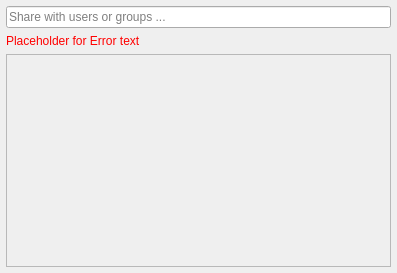
This is src/gui/shareusergroupwidget.ui in nextcloud/desktop as Qt 5 draws it before an edit. The edited form follows.
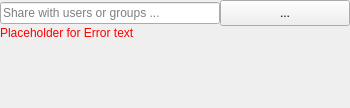
This is the edited form.

Commit message:
Changes size, size policy, content and margins of the share dialog and its widgets.
- Adds select with permissions to share dialog on the user/group search.
- Changes order of widgets, removes excess of text and do not display empty widgets.
- Share user/group widget: replaces combo box for tool button with permissions.
- Using Fixed as size policy it gives a much smoother user experience
when windows size dinamically changes.

What changed in the file:
```diff
--- a/src/gui/shareusergroupwidget.ui
+++ b/src/gui/shareusergroupwidget.ui
@@ -6,48 +6,148 @@
    <rect>
     <x>0</x>
     <y>0</y>
-    <width>397</width>
-    <height>273</height>
+    <width>350</width>
+    <height>120</height>
    </rect>
   </property>
+  <property name="sizePolicy">
+   <sizepolicy hsizetype="Fixed" vsizetype="Minimum">
+    <horstretch>0</horstretch>
+    <verstretch>0</verstretch>
+   </sizepolicy>
+  </property>
+  <property name="minimumSize">
+   <size>
+    <width>350</width>
+    <height>120</height>
+   </size>
+  </property>
+  <property name="maximumSize">
+   <size>
+    <width>350</width>
+    <height>16777215</height>
+   </size>
+  </property>
   <property name="windowTitle">
    <string>Share NewDocument.odt</string>
   </property>
-  <layout class="QVBoxLayout" name="verticalLayout">
+  <layout class="QVBoxLayout" name="verticalLayout" stretch="0,0,0">
    <property name="spacing">
-    <number>6</number>
+    <number>0</number>
+   </property>
+   <property name="sizeConstraint">
+    <enum>QLayout::SetFixedSize</enum>
    </property>
    <property name="leftMargin">
-    <number>6</number>
+    <number>0</number>
    </property>
    <property name="topMargin">
-    <number>6</number>
+    <number>0</number>
    </property>
    <property name="rightMargin">
-    <number>6</number>
+    <number>0</number>
    </property>
    <property name="bottomMargin">
-    <number>6</number>
+    <number>0</number>
    </property>
    <item>
-    <layout class="QHBoxLayout" name="shareeHorizontalLayout">
+    <layout class="QHBoxLayout" name="shareeHorizontalLayout" stretch="0,0">
      <property name="spacing">
       <number>0</number>
      </property>
      <property name="sizeConstraint">
-      <enum>QLayout::SetMaximumSize</enum>
+      <enum>QLayout::SetFixedSize</enum>
+     </property>
+     <property name="leftMargin">
+      <number>0</number>
+     </property>
+     <property name="topMargin">
+      <number>0</number>
+     </property>
+     <property name="rightMargin">
+      <number>0</number>
+     </property>
+     <property name="bottomMargin">
+      <number>0</number>
      </property>
      <item>
       <widget class="QLineEdit" name="shareeLineEdit">
+       <property name="sizePolicy">
+        <sizepolicy hsizetype="Maximum" vsizetype="Maximum">
+         <horstretch>0</horstretch>
+         <verstretch>0</verstretch>
+        </sizepolicy>
+       </property>
+       <property name="minimumSize">
+        <size>
+         <width>220</width>
+         <height>0</height>
+        </size>
+       </property>
+       <property name="maximumSize">
+        <size>
+         <width>16777215</width>
+         <height>16777215</height>
+        </size>
+       </property>
        <property name="placeholderText">
         <string>Share with users or groups ...</string>
        </property>
       </widget>
      </item>
+     <item>
+      <widget class="QToolButton" name="permissionToolButton">
+       <property name="sizePolicy">
+        <sizepolicy hsizetype="Maximum" vsizetype="Maximum">
+         <horstretch>0</horstretch>
+         <verstretch>0</verstretch>
+        </sizepolicy>
+       </property>
+       <property name="minimumSize">
+        <size>
+         <width>130</width>
+         <height>26</height>
+        </size>
+       </property>
+       <property name="maximumSize">
+        <size>
+         <width>16777215</width>
+         <height>16777215</height>
+        </size>
+       </property>
+       <property name="text">
+        <string>...</string>
+       </property>
+       <property name="toolButtonStyle">
+        <enum>Qt::ToolButtonTextOnly</enum>
+       </property>
+       <property name="arrowType">
+        <enum>Qt::DownArrow</enum>
+       </property>
+      </widget>
+     </item>
     </layout>
    </item>
    <item>
     <widget class="QLabel" name="errorLabel">
+     <property name="sizePolicy">
+      <sizepolicy hsizetype="Minimum" vsizetype="Maximum">
+       <horstretch>0</horstretch>
+       <verstretch>0</verstretch>
+      </sizepolicy>
+     </property>
+     <property name="minimumSize">
+      <size>
+       <width>350</width>
+       <height>0</height>
+      </size>
+     </property>
+     <property name="maximumSize">
+      <size>
+       <width>16777215</width>
+       <height>16777215</height>
+      </size>
+     </property>
      <property name="palette">
       <palette>
        <active>
@@ -85,6 +185,9 @@
        </disabled>
       </palette>
      </property>
+     <property name="lineWidth">
+      <number>0</number>
+     </property>
      <property name="text">
       <string notr="true">Placeholder for Error text</string>
      </property>
@@ -94,46 +197,100 @@
      <property name="wordWrap">
       <bool>true</bool>
      </property>
+     <property name="margin">
+      <number>5</number>
+     </property>
+     <property name="indent">
+      <number>0</number>
+     </property>
     </widget>
    </item>
    <item>
     <widget class="QScrollArea" name="scrollArea">
      <property name="sizePolicy">
-      <sizepolicy hsizetype="MinimumExpanding" vsizetype="MinimumExpanding">
+      <sizepolicy hsizetype="Fixed" vsizetype="Maximum">
        <horstretch>0</horstretch>
        <verstretch>0</verstretch>
       </sizepolicy>
      </property>
+     <property name="minimumSize">
+      <size>
+       <width>350</width>
+       <height>45</height>
+      </size>
+     </property>
+     <property name="maximumSize">
+      <size>
+       <width>16777215</width>
+       <height>16777215</height>
+      </size>
+     </property>
+     <property name="frameShape">
+      <enum>QFrame::NoFrame</enum>
+     </property>
+     <property name="frameShadow">
+      <enum>QFrame::Plain</enum>
+     </property>
+     <property name="lineWidth">
+      <number>0</number>
+     </property>
      <property name="horizontalScrollBarPolicy">
-      <enum>Qt::ScrollBarAlwaysOff</enum>
+      <enum>Qt::ScrollBarAsNeeded</enum>
+     </property>
+     <property name="sizeAdjustPolicy">
+      <enum>QAbstractScrollArea::AdjustToContents</enum>
      </property>
      <property name="widgetResizable">
-      <bool>true</bool>
+      <bool>false</bool>
      </property>
      <property name="alignment">
-      <set>Qt::AlignCenter</set>
+      <set>Qt::AlignLeading|Qt::AlignLeft|Qt::AlignTop</set>
      </property>
      <widget class="QWidget" name="scrollAreaWidgetContents">
       <property name="geometry">
        <rect>
         <x>0</x>
         <y>0</y>
-        <width>383</width>
-        <height>201</height>
+        <width>340</width>
+        <height>45</height>
        </rect>
       </property>
-      <layout class="QVBoxLayout" name="verticalLayout_3">
+      <property name="sizePolicy">
+       <sizepolicy hsizetype="Fixed" vsizetype="Minimum">
+        <horstretch>0</horstretch>
+        <verstretch>0</verstretch>
+       </sizepolicy>
+      </property>
+      <property name="minimumSize">
+       <size>
+        <width>340</width>
+        <height>45</height>
+       </size>
+      </property>
+      <property name="maximumSize">
+       <size>
+        <width>16777215</width>
+        <height>16777215</height>
+       </size>
+      </property>
+      <layout class="QVBoxLayout" name="scrollAreaVerticalLayout">
+       <property name="spacing">
+        <number>0</number>
+       </property>
+       <property name="sizeConstraint">
+        <enum>QLayout::SetFixedSize</enum>
+       </property>
        <property name="leftMargin">
-        <number>6</number>
+        <number>0</number>
        </property>
        <property name="topMargin">
-        <number>6</number>
+        <number>0</number>
        </property>
        <property name="rightMargin">
-        <number>6</number>
+        <number>0</number>
        </property>
        <property name="bottomMargin">
-        <number>6</number>
+        <number>0</number>
        </property>
       </layout>
      </widget>
```
The commit also changes 9 other files.
